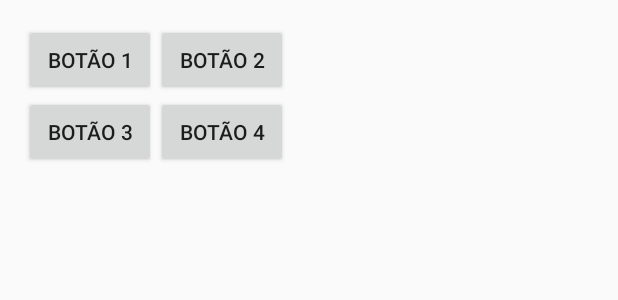
After one commit to gubartz/pdm, an Android app: the layout grid_layout.xml on its own in the app's theme, with its tools: preview values and no code run, on a phone screen of 412 x 824 dp. The commit adds this screen. Shown: the top 300 px of the screen. Run offline under Robolectric (Android 15) with nearby library versions, the phone set to English and light mode, and no system bars.

Commit message:
Adicionando layouts no exemplo08

```diff
--- /dev/null
+++ b/Exemplo08/app/src/main/res/layout/grid_layout.xml
@@ -0,0 +1,37 @@
+<?xml version="1.0" encoding="utf-8"?>
+<GridLayout xmlns:android="http://schemas.android.com/apk/res/android"
+    android:layout_width="match_parent"
+    android:layout_height="match_parent"
+    android:columnCount="2"
+    android:padding="16dp"
+    android:rowCount="2">
+
+    <Button
+        android:layout_width="wrap_content"
+        android:layout_height="wrap_content"
+        android:layout_column="0"
+        android:layout_row="0"
+        android:text="Botão 1" />
+
+    <Button
+        android:layout_width="wrap_content"
+        android:layout_height="wrap_content"
+        android:layout_column="1"
+        android:layout_row="0"
+        android:text="Botão 2" />
+
+    <Button
+        android:layout_width="wrap_content"
+        android:layout_height="wrap_content"
+        android:layout_column="0"
+        android:layout_row="1"
+        android:text="Botão 3" />
+
+    <Button
+        android:layout_width="wrap_content"
+        android:layout_height="wrap_content"
+        android:layout_column="1"
+        android:layout_row="1"
+        android:text="Botão 4"
+        />
+</GridLayout>
```
Also changed, not shown: Exemplo08/app/src/main/res/layout/linear_layout_3_peso.xml (added, +42 -0 lines), Exemplo08/app/src/main/res/layout/linear_layout_4_peso.xml (added, +28 -0 lines), Exemplo08/app/src/main/res/layout/relative_layout.xml (added, +47 -0 lines), Exemplo08/app/src/main/res/layout/table_layout_shrink.xml (added, +31 -0 lines), Exemplo08/app/src/main/res/layout/table_layout_stretch.xml (added, +64 -0 lines), Exemplo08/app/src/main/res/values/strings.xml (+15 -0 lines).
